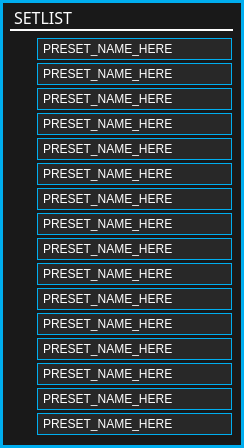
The window that standalone/advanced/forms/setlistForm.ui (Muse-Kinetics/softstep_editor) describes before a commit, drawn with Qt 5.
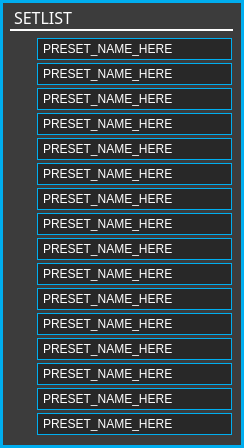
The same window after the commit. Icons and pictures are not drawn.

Commit message: added stylesheets to resources for dynamically setting the correct keybox number. made backgrounds on setlist, settings, and key windows a bit lighter. matched some colors a little better.

```diff
--- a/standalone/advanced/forms/setlistForm.ui
+++ b/standalone/advanced/forms/setlistForm.ui
@@ -28,7 +28,7 @@
   <property name="styleSheet">
    <string notr="true">QWidget
 {
-	background:	 rgb(25, 25, 25);
+	background:	 rgb(60, 60, 60);
 	border: 3px solid rgba(0,174,239,255);
 }
 
```
The commit also changes 21 other files.
